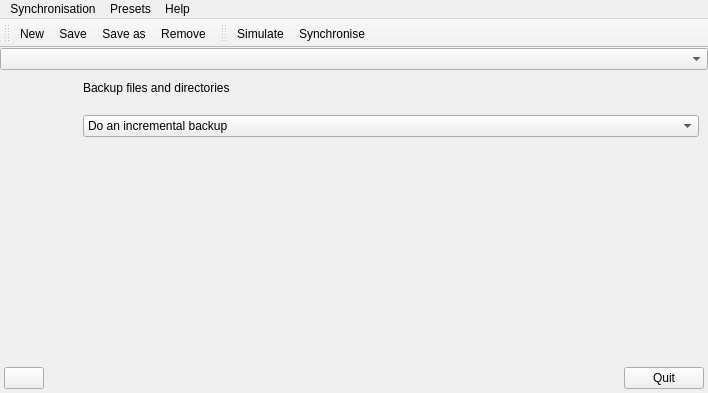
First picture: the form in ui/mainwindow.ui, repository darrenedale/Qync, before the edit.
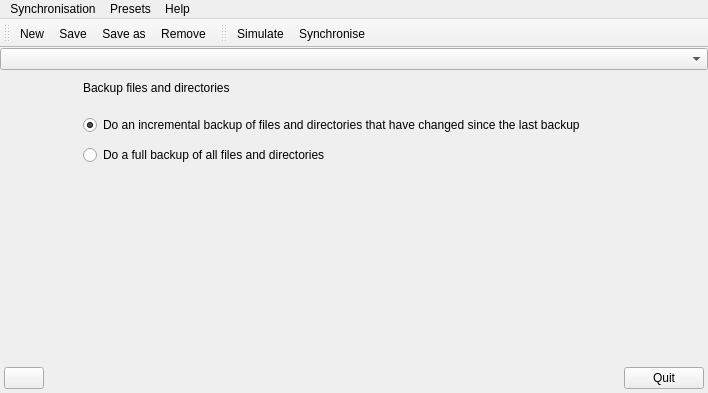
Second picture: the form after the edit. The open tabs and pages were chosen to show the change. Icons and pictures are not drawn. Custom widgets are drawn as their Qt base class.

Commit message:
Added property to ignore file timestamps to Preset (effectively, force full backup). Process now uses aforementioned Preset property. Changed full/incremental combo to pair of radio buttons in MainWindow simple UI and made MainWindow::fillPreset() aware of it.
Added TODO item to processdialogue.cpp.
MainWindow full UI currently has no widget to control the new Preset
property.
Updated Application to show current commit's ID as build ID.

The edit to the form file:
```diff
--- a/ui/mainwindow.ui
+++ b/ui/mainwindow.ui
@@ -76,17 +76,26 @@
            <widget class="Qync::SourceDestinationWidget" name="simpleSourceAndDestination" native="true"/>
           </item>
           <item>
-           <widget class="QComboBox" name="simpleBackupType">
-            <item>
+           <widget class="QRadioButton" name="simpleDoIncrementalBackup">
              <property name="text">
-              <string>Do an incremental backup</string>
-             </property>
+             <string>Do an incremental backup of files and directories that have changed since the last backup</string>
+            </property>
+            <property name="checked">
+             <bool>true</bool>
+            </property>
+            <attribute name="buttonGroup">
+             <string notr="true">simpleBackupType</string>
+            </attribute>
+           </widget>
             </item>
             <item>
+           <widget class="QRadioButton" name="simpleDoFullBackup">
              <property name="text">
-              <string>Do a full backup</string>
-             </property>
-            </item>
+             <string>Do a full backup of all files and directories</string>
+            </property>
+            <attribute name="buttonGroup">
+             <string notr="true">simpleBackupType</string>
+            </attribute>
            </widget>
           </item>
           <item>
```
Left out of the diff: 5 changed lines with no effect on the pictures. Lines whose indentation alone changed are shown as unchanged. The commit also changes 6 other files.
